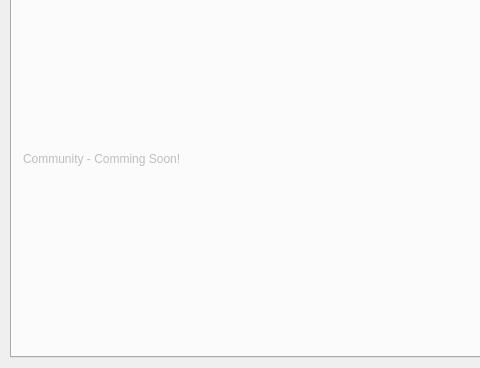
Qt form mainwindow.ui (FusionLauncher/FusionClient) before a commit; both pictures show x 0 to 480 and y 102 to 470 of the 710 by 470 pixel window.
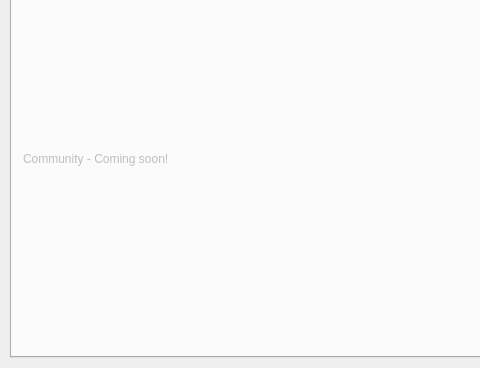
The same form after that commit. The open tabs and pages were chosen to show the change. Icons and pictures are not drawn.

Commit message: Fix that comming.

Diff of the .ui file:
```diff
--- a/mainwindow.ui
+++ b/mainwindow.ui
@@ -714,7 +714,7 @@
            <item row="0" column="0">
             <widget class="QLabel" name="label_3">
              <property name="text">
-              <string>Community - Comming Soon!</string>
+              <string>Community - Coming soon!</string>
              </property>
             </widget>
            </item>
```
